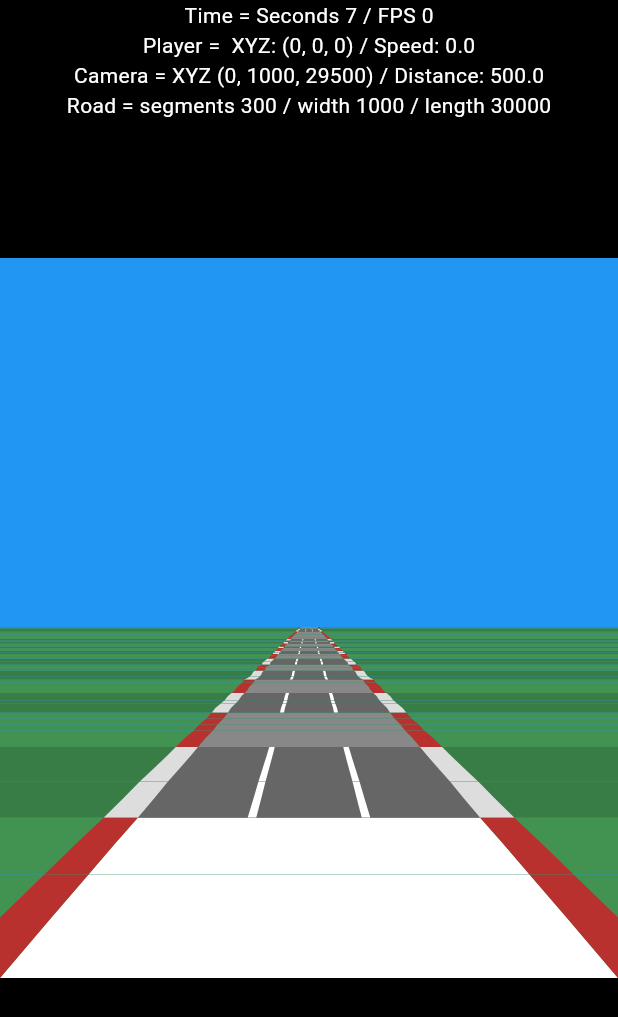
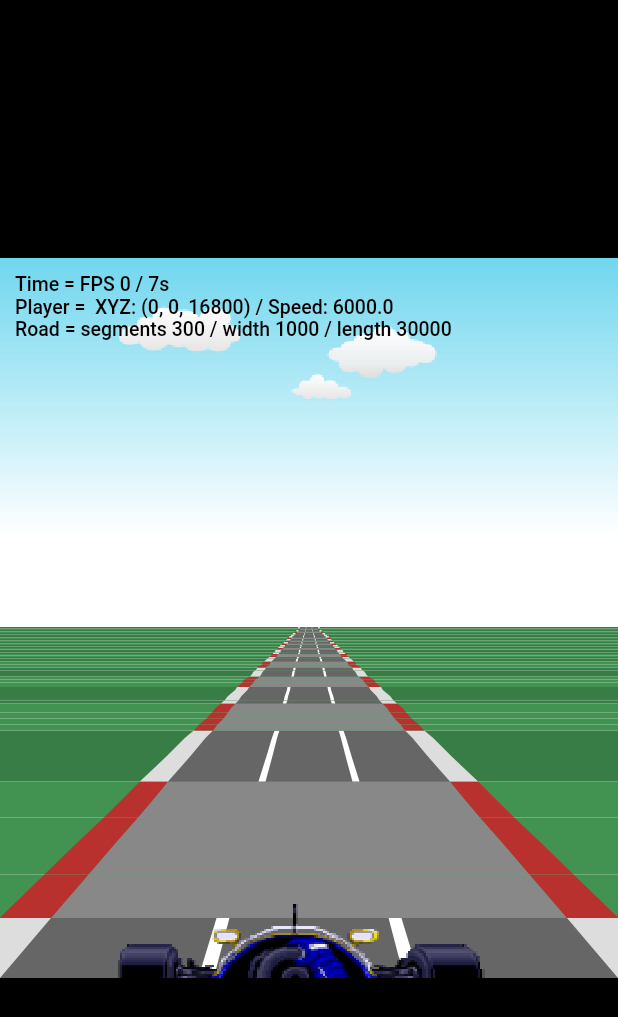
Before and after one commit to ayusuke7/flutter_pseudo_racer, a Flutter app: the screen it shows after launch, on a phone screen of 412 x 824 dp. Shown: the top 1017 px of the screen. Run offline on Flutter 3.47's test engine with Material 3 defaults, Android fonts, the phone set to English and light mode, and no system bars.

Commit message:
chore: update assets move, framtime, speed, camera

```diff
--- a/lib/src/components/camera.dart
+++ /dev/null
@@ -1,36 +0,0 @@
-import '../types/frame_time.dart';
-import 'component.dart';
-import 'player.dart';
-import 'road.dart';
-
-class Camera extends Component {
-  late Road road;
-  late Player player;
-
-  double distToPlane;
-  double distToPlayer;
-
-  Camera({
-    super.x = 0,
-    super.y = 1000,
-    super.z = 0,
-    this.distToPlane = 100,
-    this.distToPlayer = 500,
-  });
-
-  void init() {
-    distToPlane = 1 / (y / distToPlayer);
-  }
-
-  void update(FrameTime time) {
-    x = player.x * road.roadWidth;
-    z = player.z - distToPlayer;
-
-    if (z < 0) z += road.roadLength;
-  }
-
-  @override
-  String toString() {
-    return 'Camera = XYZ (${x.toInt()}, ${y.toInt()}, ${z.toInt()}) / Distance: $distToPlayer';
-  }
-}
--- a/lib/src/components/component.dart
+++ b/lib/src/components/component.dart
@@ -1,3 +1,5 @@
+import 'dart:ui';
+
 abstract class Component {
   double x;
   double y;
@@ -6,11 +8,18 @@ abstract class Component {
   double width;
   double height;
 
+  double scale;
+
   Component({
     this.x = 0,
     this.y = 0,
     this.z = 0,
     this.width = 0,
     this.height = 0,
+    this.scale = 1.0,
   });
+
+  void render(Canvas canvas, Size size);
+
+  Size get resize => Size(width * scale, height * scale);
 }
--- a/lib/src/components/player.dart
+++ b/lib/src/components/player.dart
@@ -1,45 +1,112 @@
 import 'dart:math';
+import 'dart:ui';
+
+import 'package:flutter_fake_racer/src/data/assets.dart';
+import 'package:flutter_fake_racer/src/types/vector.dart';
 
 import '../types/frame_time.dart';
-import 'camera.dart';
 import 'component.dart';
 import 'road.dart';
 
 class Player extends Component {
   late Road road;
-  late Camera camera;
 
   double speed = 0;
   double aceleration = 10.0;
   double deceleration = 30.0;
 
+  double distToPlane = 100;
+  double distToPlayer = 500;
+
+  int spriteIndex = 0;
+  int maxFrames = 6;
+
+  Vector cameraPosition = Vector(
+    x: 0,
+    z: 0,
+    y: 1000,
+  );
+
   Player({
     super.x,
     super.y,
     super.z,
+    super.width = 172,
+    super.height = 34,
+    super.scale = 1.5,
   });
 
   double get maxSpeed => (road.segmentLength) / (1 / 60);
 
+  void init() {
+    distToPlane = 1 / (cameraPosition.y / distToPlayer);
+    speed = maxSpeed;
+  }
+
   void update(FrameTime time) {
+    _updateSprite(time.previous);
+
+    cameraPosition.x = x * road.roadWidth;
+    cameraPosition.z = z - distToPlayer;
+
+    if (cameraPosition.z < 0) {
+      cameraPosition.z += road.roadLength;
+    }
+
     z += speed * min(1, time.delta);
-
     if (z >= road.roadLength) {
       z -= road.roadLength;
     }
   }
 
-  void acelerate() {
-    if (speed < maxSpeed) {
-      speed += aceleration;
+  void _updateSprite(int milliseconds) {
+    const millisecondsPerFrame = 200;
+    spriteIndex = (milliseconds / millisecondsPerFrame).floor() % maxFrames;
+  }
+
+  @override
+  void render(Canvas canvas, Size size) {
+    canvas.drawImageRect(
+      AssetsData.player,
+      Rect.fromLTWH(
+        spriteIndex * width,
+        0,
+        width,
+        height,
+      ),
+      Rect.fromLTWH(
+        size.width / 2 - resize.width / 2,
+        size.height - resize.height,
+        resize.width,
+        resize.height,
+      ),
+      Paint(),
+    );
+  }
+
+  void moveLeft() {
+    if (x > -1) {
+      x -= 0.5;
     }
   }
 
+  void moveRight() {
+    if (x < 1) {
+      x += 0.5;
+    }
+  }
+
+  void acelerate() {
+    speed = maxSpeed;
+    // if (speed < maxSpeed) {
+    //   speed += aceleration;
+    // }
+  }
+
   void decelerate() {
-    speed = 0;
-    // if (speed > 0) {
-    //   speed -= deceleration;
-    // }
+    if (speed > 0) {
+      speed -= deceleration;
+    }
   }
 
   void stop() {
--- a/lib/src/components/road.dart
+++ b/lib/src/components/road.dart
@@ -1,13 +1,11 @@
 import 'dart:ui';
 
-import '../components/camera.dart';
 import '../types/segment.dart';
 import '../types/vector.dart';
 import 'component.dart';
 import 'player.dart';
 
 class Road extends Component {
-  late Camera camera;
   late Player player;
 
   List<Segment> segments = [];
@@ -45,10 +43,11 @@ class Road extends Component {
     roadLength = segmentCount * segmentLength;
   }
 
+  @override
   void render(Canvas canvas, Size size) {
-    var clipBottomLine = size.height;
+    var clipBottomLine = size.height - 10;
 
-    var baseSegment = _getSegment(camera.z);
+    var baseSegment = _getSegment(player.cameraPosition.z);
     var baseIndex = baseSegment.index;
 
     for (var i = 0; i < segmentVisible; i++) {
@@ -58,8 +57,7 @@ class Road extends Component {
 
       _projectSegment(currentSegment, offsetZ, size);
 
-      var currentBottomLine = currentSegment.point.screen.y;
-
+      final currentBottomLine = currentSegment.point.screen.y;
       if (i > 0 && currentBottomLine < clipBottomLine) {
         final previousIndex = currentIndex > 0 ? currentIndex : segmentCount;
         final previousSegment = segments[previousIndex - 1];
@@ -70,18 +68,17 @@ class Road extends Component {
           previousSegment,
           currentSegment,
         );
-
         clipBottomLine = currentBottomLine;
       }
     }
   }
 
   void _projectSegment(Segment segment, int offsetZ, Size size) {
-    final tranX = segment.point.world.x - camera.x;
-    final tranY = segment.point.world.y - camera.y;
-    final tranZ = segment.point.world.z - (camera.z - offsetZ);
+    final tranX = segment.point.world.x - player.cameraPosition.x;
+    final tranY = segment.point.world.y - player.cameraPosition.y;
+    final tranZ = segment.point.world.z - (player.cameraPosition.z - offsetZ);
 
-    segment.point.scale = camera.distToPlane / tranZ;
+    segment.point.scale = player.distToPlane / tranZ;
 
     final projectedX = segment.point.scale * tranX;
     final projectedY = segment.point.scale * tranY;
@@ -248,6 +245,7 @@ class Road extends Component {
     double y4,
     Color color,
   ) {
+    canvas.save();
     canvas.drawPath(
       Path()
         ..moveTo(x1, y1)
@@ -259,6 +257,7 @@ class Road extends Component {
         ..color = color
         ..style = PaintingStyle.fill,
     );
+    canvas.restore();
   }
 
   Segment _getSegment(double positionZ) {
--- a/lib/src/data/assets.dart
+++ b/lib/src/data/assets.dart
@@ -4,11 +4,15 @@ import 'package:flutter/services.dart';
 
 abstract class AssetsData {
   static late ui.Image player;
+  static late ui.Image opponents;
+  static late ui.Image tree;
   static late ui.Image skyClear;
   static late ui.Image skyDark;
 
   static Future<void> loadImages() async {
+    tree = await _loadImage('assets/images/tree.png');
     player = await _loadImage('assets/images/player.png');
+    opponents = await _loadImage('assets/images/opponents.png');
     skyClear = await _loadImage('assets/images/sky-clear.png');
     skyDark = await _loadImage('assets/images/sky-dark.png');
   }
--- a/lib/src/data/constants.dart
+++ b/lib/src/data/constants.dart
@@ -1,5 +1,6 @@
-const double screenWidth = 720;
-const double screenHeight = 480;
+import 'dart:ui';
+
+const Size gameSize = Size(720, 480);
 
 enum GameState {
   init,
--- a/lib/src/game.dart
+++ b/lib/src/game.dart
@@ -2,11 +2,10 @@ import 'package:flutter/material.dart';
 import 'package:flutter/scheduler.dart';
 import 'package:flutter/services.dart';
 
-import 'components/camera.dart';
 import 'components/player.dart';
 import 'components/road.dart';
 import 'data/constants.dart';
-import 'game_scene.dart';
+import 'render.dart';
 import 'types/frame_time.dart';
 
 class Game extends StatefulWidget {
@@ -18,20 +17,13 @@ class Game extends StatefulWidget {
 
 class _GameState extends State<Game> {
   final _time = FrameTime(0, 0);
+  final _player = Player();
   final _road = Road();
-  final _camera = Camera();
-  final _player = Player();
 
   GameState _state = GameState.init;
 
   void _init() {
-    _camera.player = _player;
-    _camera.road = _road;
-
-    _player.camera = _camera;
     _player.road = _road;
-
-    _road.camera = _camera;
     _road.player = _player;
 
     SchedulerBinding.instance.scheduleFrameCallback(_loop);
@@ -52,18 +44,16 @@ class _GameState extends State<Game> {
     switch (_state) {
       case GameState.init:
         _road.init();
-        _camera.init();
+        _player.init();
         _state = GameState.play;
         break;
       case GameState.play:
-        _camera.update(_time);
         _player.update(_time);
         break;
       case GameState.restart:
         _player.reset();
         break;
       case GameState.pause:
-        break;
       case GameState.gameover:
         break;
     }
@@ -81,44 +71,20 @@ class _GameState extends State<Game> {
   Widget build(BuildContext context) {
     return MaterialApp(
       home: Scaffold(
-        body: Center(
-          child: ColoredBox(
-            color: Colors.black,
-            child: Stack(
-              alignment: Alignment.center,
-              children: [
-                Focus(
+        backgroundColor: Colors.black,
+        body: Focus(
           autofocus: true,
           onKeyEvent: _keyEventHandler,
+          child: Center(
             child: CustomPaint(
-                    size: Size(
-                      screenWidth,
-                      screenHeight,
-                    ),
-                    painter: GameScene(
+              size: gameSize,
+              painter: Render(
                 player: _player,
                 state: _state,
                 road: _road,
                 time: _time,
+                debug: true,
               ),
-                  ),
-                ),
-                Column(
-                  children: [
-                    _time.toString(),
-                    _player.toString(),
-                    _camera.toString(),
-                    _road.toString(),
-                  ]
-                      .map((text) => Text(
-                            text,
-                            style: const TextStyle(
-                              color: Colors.white,
-                            ),
-                          ))
-                      .toList(),
-                ),
-              ],
             ),
           ),
         ),
@@ -131,10 +97,23 @@ class _GameState extends State<Game> {
       event.logicalKey,
     );
 
-    if (pressed && event.logicalKey == LogicalKeyboardKey.arrowUp) {
+    if (pressed) {
+      switch (event.logicalKey) {
+        case LogicalKeyboardKey.arrowUp:
           _player.acelerate();
-    } else {
-      _player.decelerate();
+          break;
+        case LogicalKeyboardKey.arrowDown:
+          _player.stop();
+          break;
+        case LogicalKeyboardKey.arrowLeft:
+          _player.moveLeft();
+          break;
+        case LogicalKeyboardKey.arrowRight:
+          _player.moveRight();
+          break;
+        default:
+          break;
+      }
     }
 
     return KeyEventResult.handled;
--- a/lib/src/game_scene.dart
+++ /dev/null
@@ -1,42 +0,0 @@
-import 'package:flutter/material.dart';
-import 'package:flutter_fake_racer/src/components/player.dart';
-import 'package:flutter_fake_racer/src/data/constants.dart';
-
-import 'components/road.dart';
-import 'types/frame_time.dart';
-
-class GameScene extends CustomPainter {
-  final FrameTime time;
-  final GameState state;
-
-  final Road road;
-  final Player player;
-
-  GameScene({
-    required this.time,
-    required this.state,
-    required this.road,
-    required this.player,
-  });
-
-  @override
-  void paint(Canvas canvas, Size size) {
-    /* background sky */
-    canvas.drawRect(
-      Rect.fromLTWH(0, 0, size.width, size.height),
-      Paint()..color = Colors.blue,
-    );
-
-    /* draw coomponents */
-    if (state.isPlaying) {
-      road.render(canvas, size);
-    }
-  }
-
-  @override
-  bool shouldRepaint(
-    covariant CustomPainter oldDelegate,
-  ) {
-    return oldDelegate != this;
-  }
-}
--- a/lib/src/types/frame_time.dart
+++ b/lib/src/types/frame_time.dart
@@ -13,6 +13,6 @@ class FrameTime {
 
   @override
   String toString() {
-    return 'Time = Seconds $seconds / FPS $fps';
+    return 'Time = FPS $fps / ${seconds}s';
   }
 }
```
Also changed, not shown: lib/src/render.dart (added, +78 -0 lines), assets/images/hill.png (deleted), assets/images/player.png, 1 other file. Lines whose indentation alone changed are shown as unchanged.
